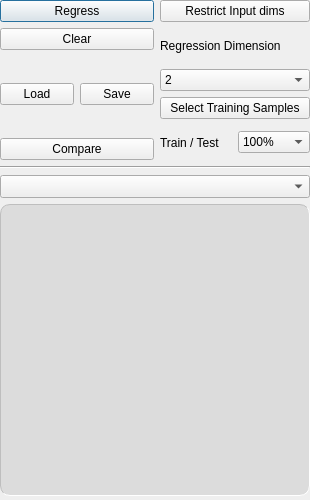
Before: the Qt Designer form MLDemos/optsRegress.ui in b4silio/MLDemos, drawn with Qt 5.
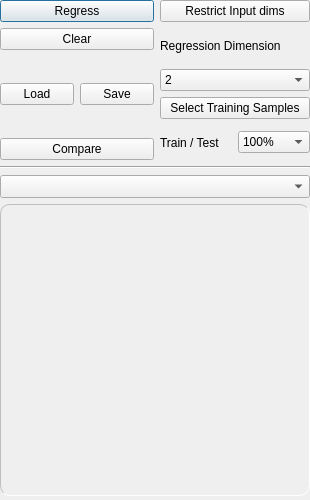
After: the same form once the commit is applied.

The edit to the form file:
```diff
--- a/MLDemos/optsRegress.ui
+++ b/MLDemos/optsRegress.ui
@@ -404,7 +404,6 @@
     <widget class="QWidget" name="algoWidget" native="true">
      <property name="styleSheet">
       <string notr="true">#algoWidget {
-background-color: rgb(220, 220, 220);
 border-style: inset;
 border-width: 1px;
 border-color: rgb(190,190,190);
```
